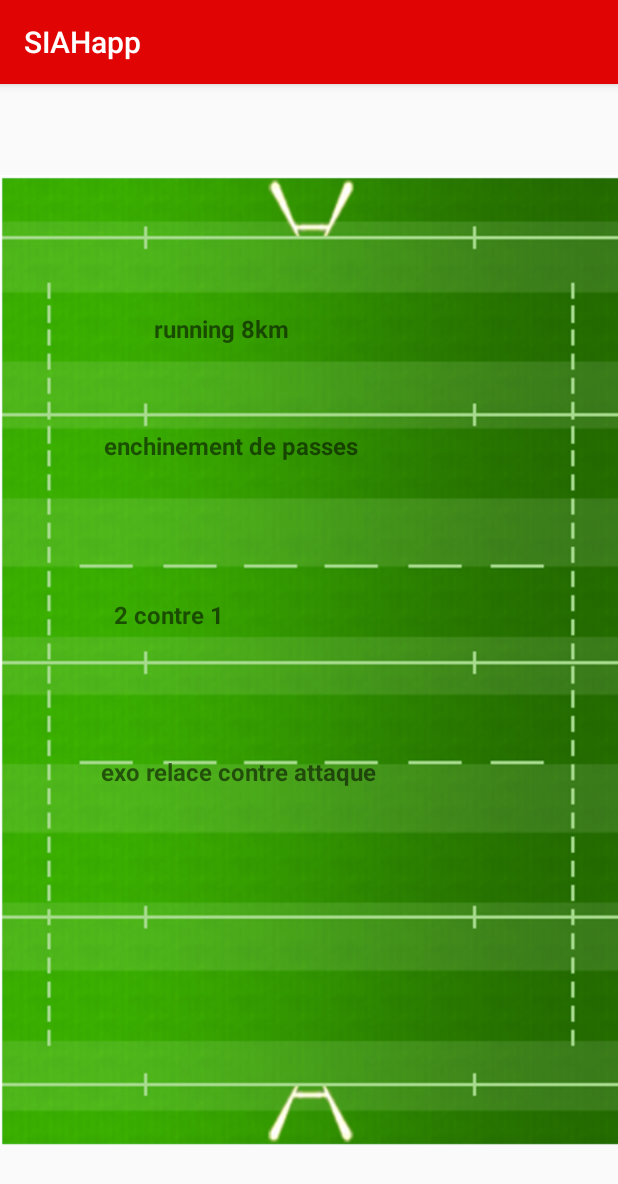
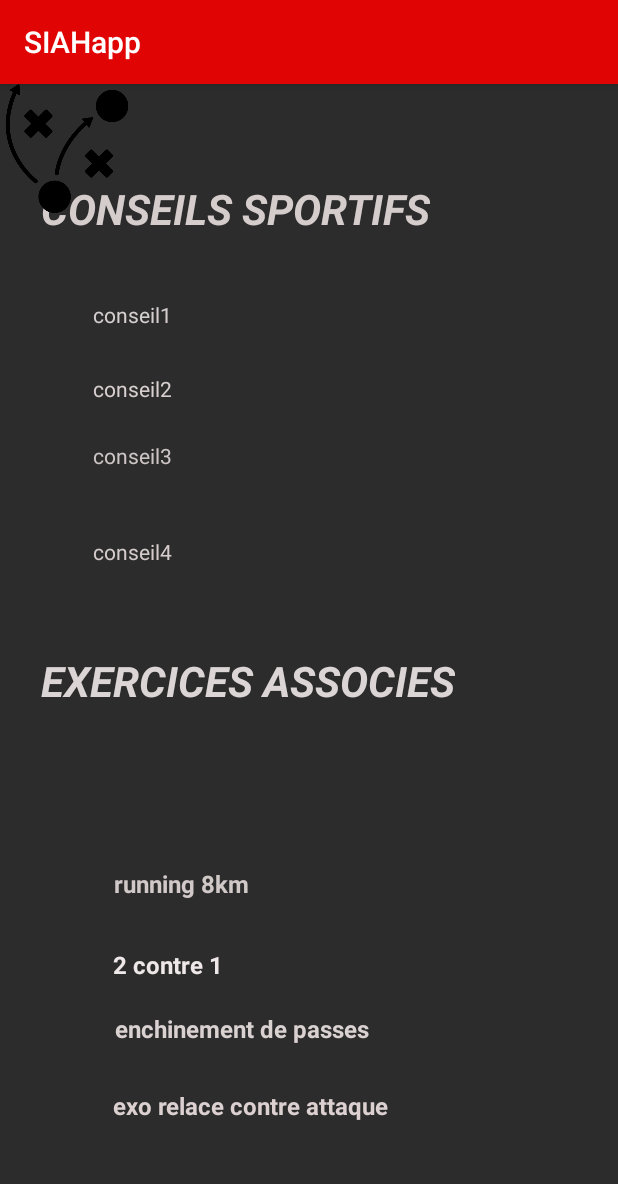
Before and after one commit to ETS-Android3/ApplicationSIAH_projetANDROID, an Android app: the exercices_specifiques_arrieres screen opened directly, with no data from a screen before it, on a phone screen of 412 x 824 dp. Shown: the top 1184 px of the screen. Run offline under Robolectric (Android 15) with nearby library versions, the phone set to English and light mode, and no system bars.

Commit message:
avancement exo specifique arrieres

```diff
--- a/app/src/main/res/layout/activity_exercices_specifiques_arrieres.xml
+++ b/app/src/main/res/layout/activity_exercices_specifiques_arrieres.xml
@@ -4,69 +4,157 @@
     xmlns:tools="http://schemas.android.com/tools"
     android:layout_width="match_parent"
     android:layout_height="match_parent"
+    android:background=" #E4151515  "
     tools:context=".exercices_specifiques_arrieres">
-
-    <ImageView
-        android:id="@+id/imageView6"
-        android:layout_width="wrap_content"
-        android:layout_height="wrap_content"
-        app:srcCompat="@drawable/capture_d_cran_2022_02_28___22_40_49"
-        tools:layout_editor_absoluteX="0dp"
-        tools:layout_editor_absoluteY="0dp" />
 
     <TextView
         android:id="@+id/exo_specifiques_arriere1"
         android:layout_width="wrap_content"
         android:layout_height="wrap_content"
+        android:layout_marginStart="76dp"
         android:text="running 8km"
+        android:textColor="#D1C8C8"
         android:textSize="16sp"
         android:textStyle="bold"
         app:layout_constraintBottom_toBottomOf="parent"
-        app:layout_constraintEnd_toEndOf="@+id/imageView6"
-        app:layout_constraintHorizontal_bias="0.318"
         app:layout_constraintStart_toStartOf="parent"
         app:layout_constraintTop_toTopOf="parent"
-        app:layout_constraintVertical_bias="0.204" />
+        app:layout_constraintVertical_bias="0.7" />
 
     <TextView
         android:id="@+id/exo_specifique_arriere2"
         android:layout_width="wrap_content"
         android:layout_height="wrap_content"
         android:text="enchinement de passes"
+        android:textColor="#DAD1D1"
         android:textSize="16sp"
         android:textStyle="bold"
         app:layout_constraintBottom_toBottomOf="parent"
         app:layout_constraintEnd_toEndOf="parent"
-        app:layout_constraintHorizontal_bias="0.285"
+        app:layout_constraintHorizontal_bias="0.316"
         app:layout_constraintStart_toStartOf="parent"
         app:layout_constraintTop_toTopOf="parent"
-        app:layout_constraintVertical_bias="0.308" />
+        app:layout_constraintVertical_bias="0.829" />
 
     <TextView
         android:id="@+id/exo_specifique_arrieres3"
         android:layout_width="wrap_content"
         android:layout_height="wrap_content"
         android:text="2 contre 1 "
+        android:textColor="#EFE8E8"
         android:textSize="16sp"
         android:textStyle="bold"
         app:layout_constraintBottom_toBottomOf="parent"
         app:layout_constraintEnd_toEndOf="parent"
-        app:layout_constraintHorizontal_bias="0.227"
+        app:layout_constraintHorizontal_bias="0.226"
         app:layout_constraintStart_toStartOf="parent"
         app:layout_constraintTop_toTopOf="parent"
-        app:layout_constraintVertical_bias="0.459" />
+        app:layout_constraintVertical_bias="0.772" />
 
     <TextView
         android:id="@+id/exo_specifique_arriere4"
         android:layout_width="wrap_content"
         android:layout_height="wrap_content"
+        android:layout_marginBottom="76dp"
         android:text="exo relace contre attaque"
+        android:textColor="#DCD0D0"
         android:textSize="16sp"
         android:textStyle="bold"
         app:layout_constraintBottom_toBottomOf="parent"
         app:layout_constraintEnd_toEndOf="parent"
-        app:layout_constraintHorizontal_bias="0.294"
+        app:layout_constraintHorizontal_bias="0.331"
+        app:layout_constraintStart_toStartOf="parent" />
+
+    <TextView
+        android:id="@+id/textView12"
+        android:layout_width="wrap_content"
+        android:layout_height="wrap_content"
+        android:soundEffectsEnabled="false"
+        android:text="CONSEILS SPORTIFS"
+        android:textColor="#D5CCCC"
+        android:textColorLink="#000000"
+        android:textSize="28sp"
+        android:textStyle="bold|italic"
+        app:layout_constraintBottom_toBottomOf="parent"
+        app:layout_constraintEnd_toEndOf="parent"
+        app:layout_constraintHorizontal_bias="0.18"
         app:layout_constraintStart_toStartOf="parent"
-        app:layout_constraintTop_toTopOf="@+id/imageView6"
-        app:layout_constraintVertical_bias="0.6" />
+        app:layout_constraintTop_toTopOf="parent"
+        app:layout_constraintVertical_bias="0.088" />
+
+    <TextView
+        android:id="@+id/textView13"
+        android:layout_width="wrap_content"
+        android:layout_height="wrap_content"
+        android:text="EXERCICES ASSOCIES"
+        android:textColor="#DCD5D5"
+        android:textSize="28sp"
+        android:textStyle="bold|italic"
+        app:layout_constraintBottom_toBottomOf="parent"
+        app:layout_constraintEnd_toEndOf="parent"
+        app:layout_constraintHorizontal_bias="0.201"
+        app:layout_constraintStart_toStartOf="parent"
+        app:layout_constraintTop_toTopOf="parent"
+        app:layout_constraintVertical_bias="0.519" />
+
+    <TextView
+        android:id="@+id/textView14"
+        android:layout_width="wrap_content"
+        android:layout_height="wrap_content"
+        android:text="conseil1"
+        android:textColor="#D6CFCF"
+        app:layout_constraintBottom_toBottomOf="parent"
+        app:layout_constraintEnd_toEndOf="parent"
+        app:layout_constraintHorizontal_bias="0.173"
+        app:layout_constraintStart_toStartOf="parent"
+        app:layout_constraintTop_toTopOf="parent"
+        app:layout_constraintVertical_bias="0.192" />
+
+    <TextView
+        android:id="@+id/textView15"
+        android:layout_width="wrap_content"
+        android:layout_height="wrap_content"
+        android:text="conseil2"
+        android:textColor="#D8CFCF"
+        app:layout_constraintBottom_toBottomOf="parent"
+        app:layout_constraintEnd_toEndOf="parent"
+        app:layout_constraintHorizontal_bias="0.173"
+        app:layout_constraintStart_toStartOf="parent"
+        app:layout_constraintTop_toTopOf="parent"
+        app:layout_constraintVertical_bias="0.258" />
+
+    <TextView
+        android:id="@+id/textView16"
+        android:layout_width="wrap_content"
+        android:layout_height="wrap_content"
+        android:text="conseil3"
+        android:textColor="#CDC5C5"
+        app:layout_constraintBottom_toBottomOf="parent"
+        app:layout_constraintEnd_toEndOf="parent"
+        app:layout_constraintHorizontal_bias="0.173"
+        app:layout_constraintStart_toStartOf="parent"
+        app:layout_constraintTop_toTopOf="parent"
+        app:layout_constraintVertical_bias="0.318" />
+
+    <TextView
+        android:id="@+id/textView17"
+        android:layout_width="wrap_content"
+        android:layout_height="wrap_content"
+        android:text="conseil4"
+        android:textColor="#D5CBCB"
+        app:layout_constraintBottom_toBottomOf="parent"
+        app:layout_constraintEnd_toEndOf="parent"
+        app:layout_constraintHorizontal_bias="0.173"
+        app:layout_constraintStart_toStartOf="parent"
+        app:layout_constraintTop_toTopOf="parent"
+        app:layout_constraintVertical_bias="0.403" />
+
+    <ImageView
+        android:id="@+id/imageView3"
+        android:layout_width="89dp"
+        android:layout_height="86dp"
+        app:srcCompat="@drawable/logo_tactic1"
+        tools:layout_editor_absoluteX="304dp"
+        tools:layout_editor_absoluteY="38dp" />
+
 </android.support.constraint.ConstraintLayout>
```
Also changed, not shown: app/src/main/AndroidManifest.xml (+0 -9 lines), app/src/main/java/com/example/applicationsiah/Conseils_Sportif_Rugby_Avant.java (deleted, +0 -13 lines), app/src/main/java/com/example/applicationsiah/conseils_sportif_rugby_arrieres.java (deleted, +0 -13 lines), app/src/main/java/com/example/applicationsiah/interface_conseil_sportif.java (deleted, +0 -13 lines), app/src/main/res/layout/activity_conseils_sportif_rugby_arrieres.xml (deleted, +0 -66 lines), app/src/main/res/layout/activity_conseils_sportif_rugby_avant.xml (deleted, +0 -58 lines), app/src/main/res/layout/activity_interface_conseil_sportif.xml (deleted, +0 -58 lines), app/src/main/res/drawable/ballon_rugbyyyyy.jpg (added).
